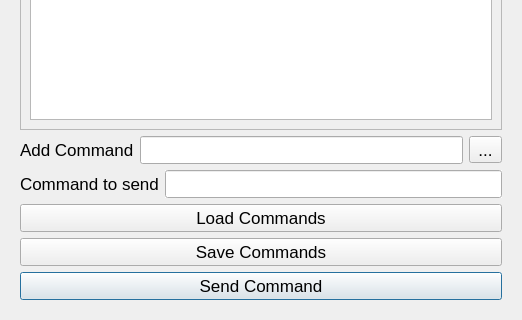
Above: assets/UI/send_Command.ui from FathiMahdi/ZoulTerm before the change; both pictures show x 0 to 522 and y 220 to 540 of the 522 by 540 pixel window. Below: the same form after it.
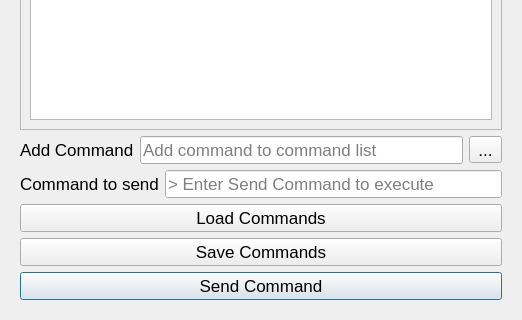
That is the form after the change. Icons and pictures are not drawn.

```diff
--- a/assets/UI/send_Command.ui
+++ b/assets/UI/send_Command.ui
@@ -116,7 +116,7 @@
              <item row="0" column="1">
               <widget class="QLineEdit" name="lineEdit_new_command">
                <property name="placeholderText">
-                <string/>
+                <string>Add command to command list</string>
                </property>
               </widget>
              </item>
@@ -167,6 +167,9 @@
              <property name="dragEnabled">
               <bool>true</bool>
              </property>
+             <property name="placeholderText">
+              <string>&gt; Enter Send Command to execute</string>
+             </property>
             </widget>
            </item>
           </layout>
```
